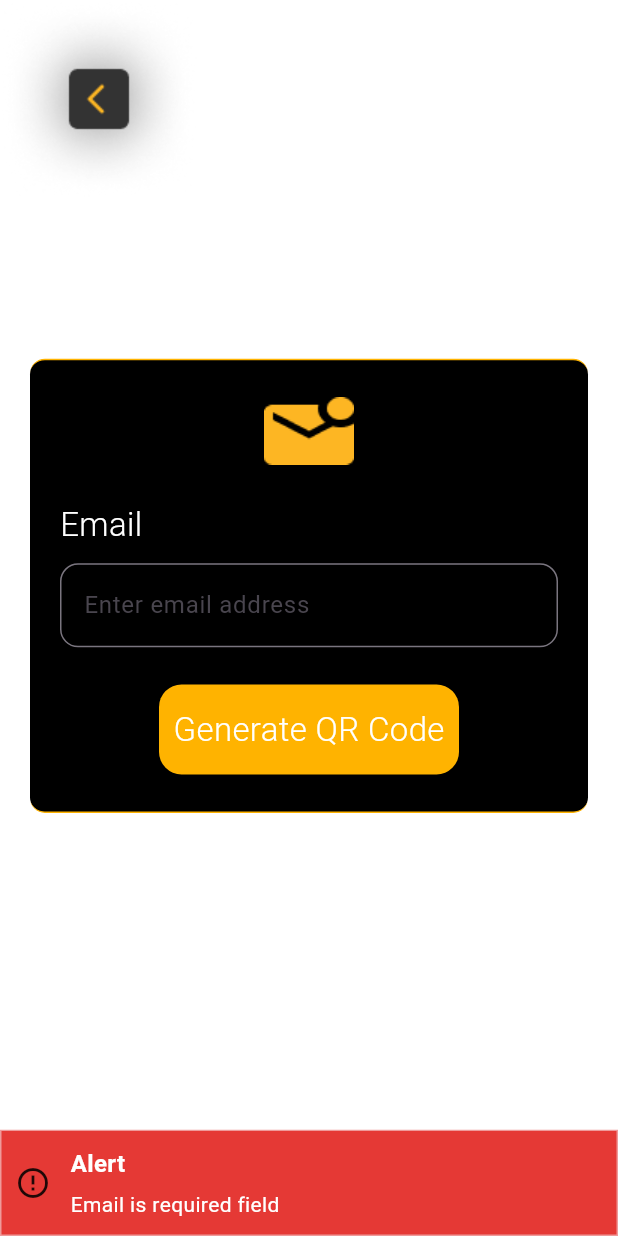
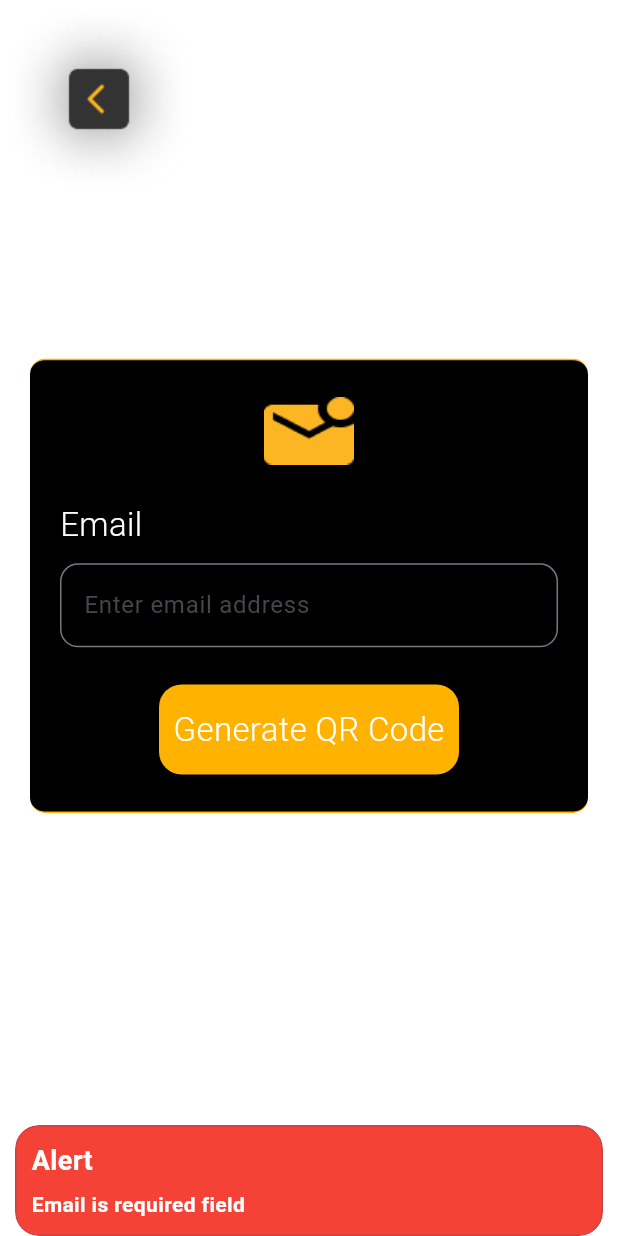
Before and after one commit to safwan119/QR-Code-Scanner-App, a Flutter app: the QrCodeForEmail screen opened by its route, after a tap on "Generate QR Code", on a phone screen of 412 x 824 dp. Run offline on Flutter 3.47's test engine with Material 3 defaults, Android fonts, the phone set to English and light mode, and no system bars; our stand-ins replace audioplayers, firebase_core, firebase_database, flutter_dotenv, flutter_rating, get and 7 more; missing offline and left inert: image_gallery_saver_plus, mobile_scanner, onesignal_flutter; accounts and stored records are empty.

Commit message:
All done

```diff
--- a/lib/Setting/qr_code_setting.dart
+++ b/lib/Setting/qr_code_setting.dart
@@ -84,7 +84,7 @@ class _QrCodeSettingState extends State<QrCodeSetting> {
                   ),
                   trailing:
                   Obx(()=>Switch(
-                    activeThumbColor: Colors.amber.shade600,
+                    activeColor: Colors.amber.shade600,
                     value:settingController.vibrateSwitch.value,
                     onChanged: (value) async {
                       settingController.setVibrateSwitch(value);
@@ -122,7 +122,7 @@ class _QrCodeSettingState extends State<QrCodeSetting> {
                     style: TextStyle(color: Colors.white),
                   ),
                   trailing: Obx(()=>Switch(
-                    activeThumbColor: Colors.amber.shade600,
+                    activeColor: Colors.amber.shade600,
                     value:settingController.beepSwitch.value,
                     onChanged: (value) async {
                       settingController.setBeepSwitch(value);
--- a/lib/core/util/short_message.dart
+++ b/lib/core/util/short_message.dart
@@ -1,20 +1,39 @@
 import 'package:flutter/material.dart';
 import 'package:get/get.dart';
-import 'package:qr_code_scanner/res/color/app_color.dart';
 
 class ShortMessage {
   static void showErrorMessage(String message) {
     Get.showSnackbar(
       GetSnackBar(
-        title: "Alert",
-        icon: Icon(Icons.error_outline),
+        titleText: Align(
+          alignment: Alignment.centerLeft,
+          child: Text(
+            "Alert",
+            style: TextStyle(
+              color: Colors.white,
+              fontSize: 18,
+              fontWeight: FontWeight.bold,
+            ),
+            textAlign: TextAlign.start,
+          ),
+        ),
+        // icon: Icon(Icons.error_outline,color:AppColors.backgroundColor,),
         snackPosition: SnackPosition.BOTTOM,
         dismissDirection: DismissDirection.horizontal,
         padding: EdgeInsets.symmetric(horizontal: 10, vertical: 10),
+        margin: EdgeInsets.symmetric(horizontal: 10),
+        borderRadius: 16.0,
         animationDuration: Duration(seconds: 3),
-        borderColor: Colors.red.shade200,
-        backgroundColor: AppColor.redColor,
-        message: message,
+        borderColor: const Color(0xFFC6414C),
+        backgroundColor: Colors.red,
+        messageText: Align(
+          alignment: Alignment.centerLeft,
+          child: Text(
+            message,
+            style: TextStyle(color: Colors.white, fontWeight: FontWeight.bold),
+            textAlign: TextAlign.start,
+          ),
+        ),
       ),
     );
   }
@@ -22,16 +41,33 @@ class ShortMessage {
   static void showSuccessMessage(String message) {
     Get.showSnackbar(
       GetSnackBar(
-        title: "Success",
+        titleText: Align(
+          alignment: Alignment.centerLeft,
+          child: Text(
+            "Success",
+            style: TextStyle(
+              fontSize: 18,
+              color: Colors.white,
+              fontWeight: FontWeight.bold,
+            ),
+            textAlign: TextAlign.start,
+          ),
+        ),
+        margin: EdgeInsets.symmetric(horizontal: 10),
         snackPosition: SnackPosition.BOTTOM,
+        borderRadius: 16.0,
         dismissDirection: DismissDirection.horizontal,
         padding: EdgeInsets.symmetric(horizontal: 10, vertical: 10),
         animationDuration: Duration(seconds: 2),
-        borderColor: Colors.red.shade200,
-        backgroundColor: AppColor.primaryColor,
-        messageText: Padding(
-          padding: const EdgeInsets.symmetric(horizontal: 10),
-          child: Text(message, style: TextStyle(color: Colors.black)),
+        borderColor: const Color(0xFF86C641),
+        backgroundColor: Colors.green,
+        messageText: Align(
+          alignment: Alignment.centerLeft,
+          child: Text(
+            message,
+            style: TextStyle(color: Colors.white, fontWeight: FontWeight.bold),
+            textAlign: TextAlign.start,
+          ),
         ),
       ),
     );
```
Also changed, not shown: pubspec.yaml (+7 -7 lines), pubspec.lock, 8 other files.
